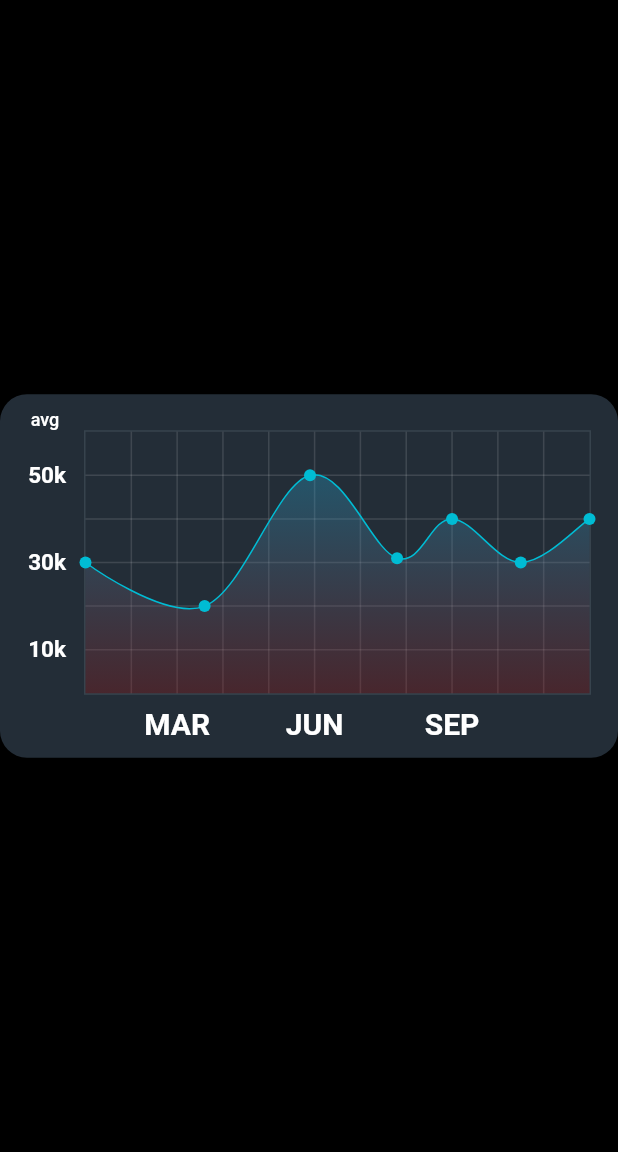
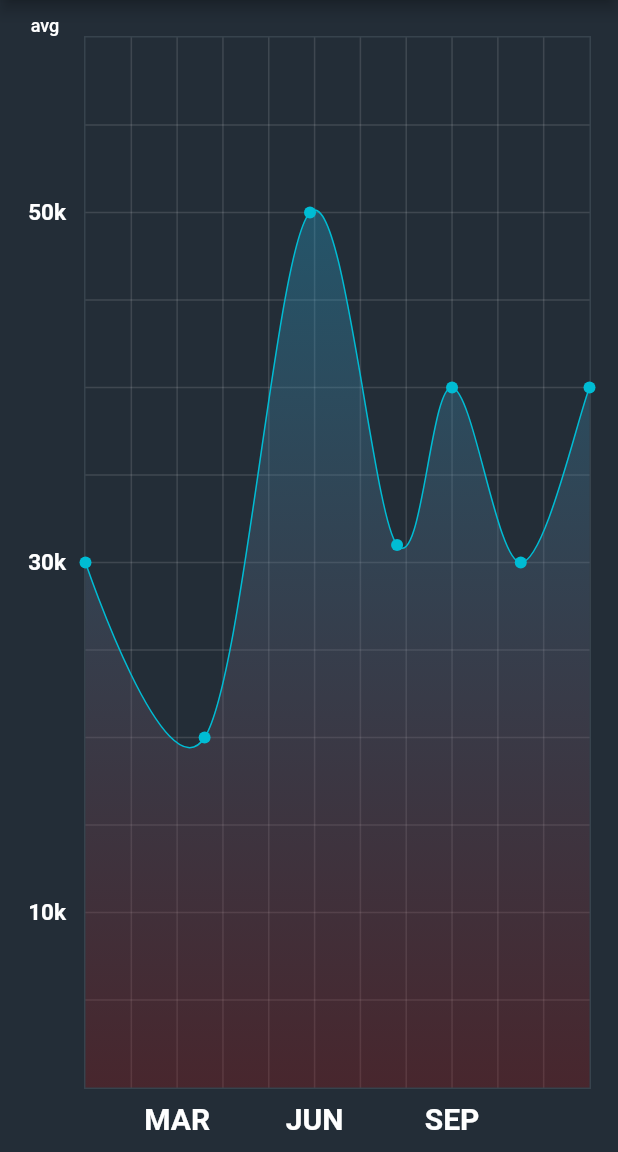
Before and after one commit to chenjun1127/flutter-draggable, a Flutter app: the ChartDemo screen opened by its route, on a phone screen of 412 x 824 dp, the part 84-1236 px from its top. Run offline on Flutter 3.47's test engine with Material 2 defaults, Android fonts, the phone set to English and light mode, and no system bars; drawn by our look-alikes of fl_chart.

Commit message:
代码优化

```diff
--- a/lib/chart/line_chart_sample2.dart
+++ b/lib/chart/line_chart_sample2.dart
@@ -20,19 +20,16 @@ class _LineChartSample2State extends State<LineChartSample2> {
   Widget build(BuildContext context) {
     return Stack(
       children: <Widget>[
-        AspectRatio(
-          aspectRatio: 1.70,
-          child: Container(
+        Container(
           decoration: const BoxDecoration(
               borderRadius: BorderRadius.all(
-                  Radius.circular(18),
+                Radius.circular(0),
               ),
               color: Color(0xff232d37)),
           child: Padding(
             padding: const EdgeInsets.only(right: 18.0, left: 12.0, top: 24, bottom: 12),
             child: LineChart(
               mainData(),
-              ),
             ),
           ),
         ),
--- a/lib/darggable/draggable_simple.dart
+++ b/lib/darggable/draggable_simple.dart
@@ -105,6 +105,7 @@ class HJDraggableSimpleDemoState extends State<HJDraggableSimpleDemo> {
 
   // 接收方
   Widget dragTarget(DataBean data) {
+    print("data==$data");
     return Positioned(
       left: data.offset.dx,
       top: data.offset.dy,
@@ -146,12 +147,12 @@ class HJDraggableSimpleDemoState extends State<HJDraggableSimpleDemo> {
   }
 
   // 基础Widgit
-  Widget baseItem(data, draggable) {
+  Widget baseItem(DataBean data, bool draggable) {
     String title = draggable ? '往\"' + data.title + '\"走' : data.title;
     return Container(
       width: 80,
       height: 80,
-      color: data.data,
+      color: data.color,
       child: Center(
         child: Text(title, style: TextStyle(fontSize: 20, fontWeight: FontWeight.bold, color: Colors.white)),
       ),
--- a/lib/pages/process_demo.dart
+++ b/lib/pages/process_demo.dart
@@ -24,6 +24,7 @@ class ProcessDemo extends StatelessWidget {
           topPadding: 0,
           bottomPadding: 0,
           progress: 1,
+          textContainerHeight: 0,
           onChange: (int, bool) {
             print("回调---$int---value---$bool");
           },
```
Lines whose indentation alone changed are shown as unchanged.
